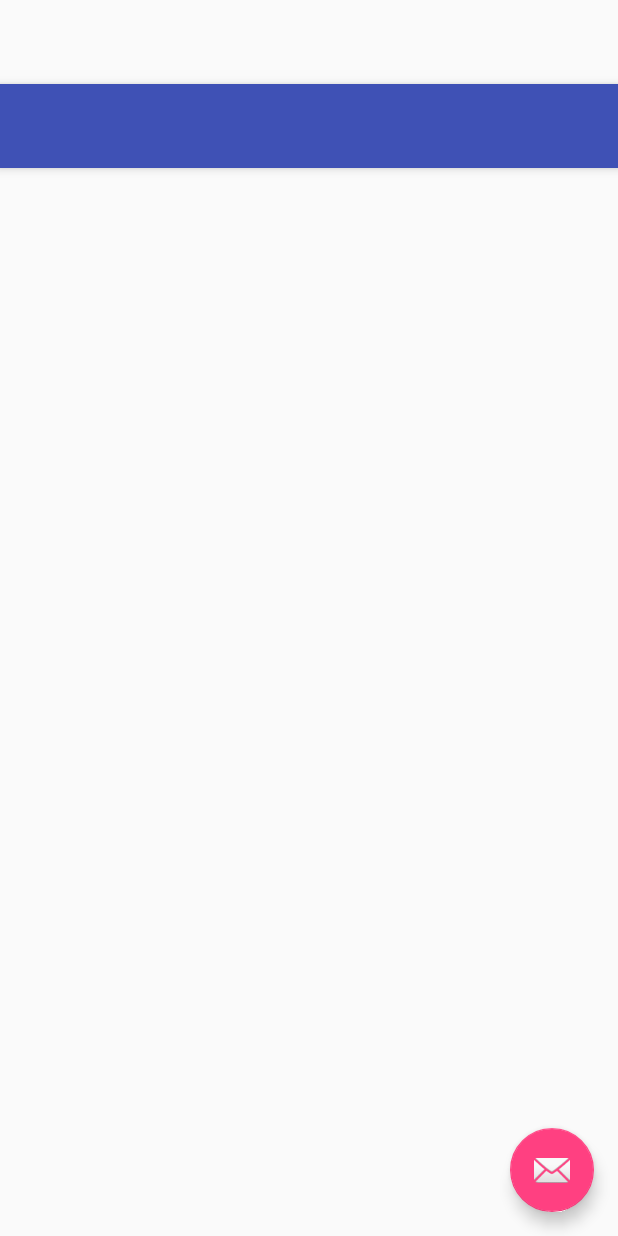
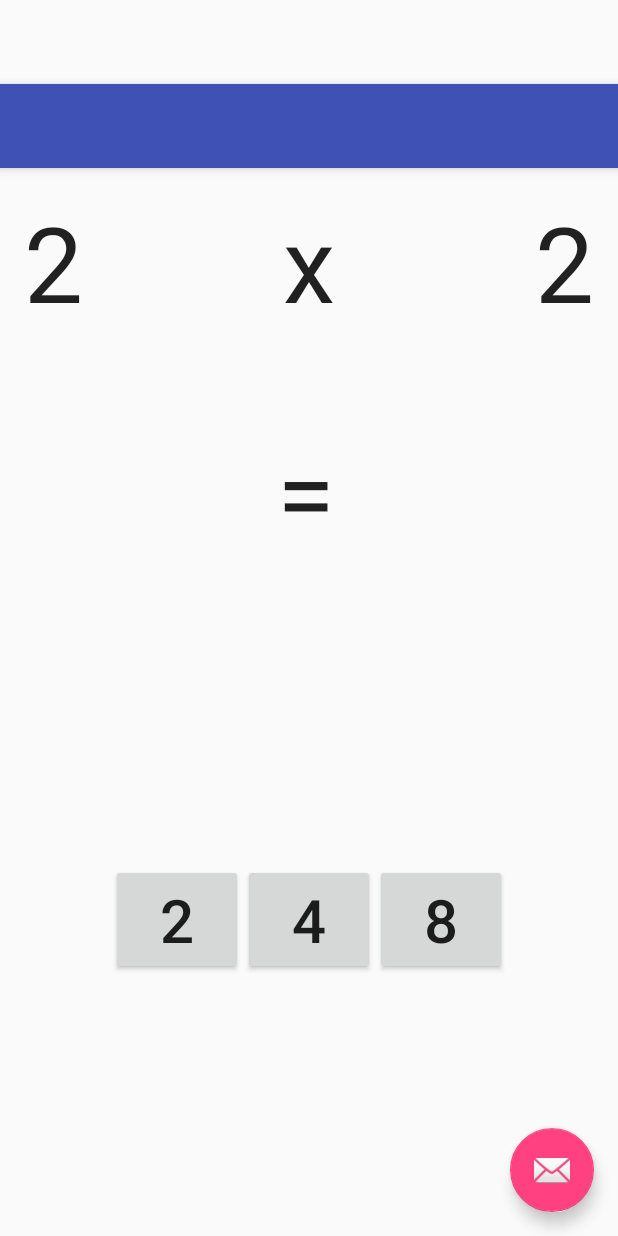
Before and after one commit to CalebKing3/MathGame, an Android app: the layout activity_game.xml on its own in the app's theme, with its tools: preview values and no code run, on a phone screen of 412 x 824 dp. Run offline under Robolectric (Android 15) with nearby library versions, the phone set to English and light mode, and no system bars.

Commit message:
Connected buttons to gameactivity

```diff
--- a/app/src/main/java/calebking/me/mathgamechapter2/GameActivity.java
+++ b/app/src/main/java/calebking/me/mathgamechapter2/GameActivity.java
@@ -6,13 +6,45 @@ import android.support.design.widget.Snackbar;
 import android.support.v7.app.AppCompatActivity;
 import android.support.v7.widget.Toolbar;
 import android.view.View;
+import android.widget.Button;
+import android.widget.TextView;
 
 public class GameActivity extends AppCompatActivity {
 
     @Override
     protected void onCreate(Bundle savedInstanceState) {
         super.onCreate(savedInstanceState);
-        setContentView(R.layout.activity_main);
+        setContentView(R.layout.activity_game);
+
+        int partA = 9;
+        int partB = 9;
+        int correctAnswer = partA * partB;
+        int wrongAnswer1 = correctAnswer - 1;
+        int wrongAnswer2 = correctAnswer + 1;
+
+        TextView textObjectPartA = (TextView)findViewById(R.id.textPartA);
+        TextView textObjectPartB = (TextView)findViewById(R.id.textPartB);
+
+        Button buttonObjectChoice1 = (Button)findViewById(R.id.buttonChoice1);
+        Button buttonObjectChoice2 = (Button)findViewById(R.id.buttonChoice2);
+        Button buttonObjectChoice3 = (Button)findViewById(R.id.buttonChoice3);
+
+
+        textObjectPartA.setText("" + partA);
+        textObjectPartB.setText("" + partB);
+
+        //which button receives which answer, at this stage is arbitrary.
+
+        buttonObjectChoice1.setText("" + correctAnswer);
+        buttonObjectChoice2.setText("" + wrongAnswer1);
+        buttonObjectChoice3.setText("" + wrongAnswer2);
+
+
+
+
+
+
+
         Toolbar toolbar = (Toolbar) findViewById(R.id.toolbar);
         setSupportActionBar(toolbar);
 
--- a/app/src/main/res/layout/content_game.xml
+++ b/app/src/main/res/layout/content_game.xml
@@ -12,4 +12,77 @@
     tools:context="calebking.me.mathgamechapter2.GameActivity"
     tools:showIn="@layout/activity_game">
 
+    <TextView
+        android:layout_width="wrap_content"
+        android:layout_height="wrap_content"
+        android:textAppearance="?android:attr/textAppearanceLarge"
+        android:text="2"
+        android:id="@+id/textPartA"
+        android:layout_alignParentTop="true"
+        android:layout_alignParentLeft="true"
+        android:layout_alignParentStart="true"
+        android:textSize="70sp" />
+
+    <TextView
+        android:layout_width="wrap_content"
+        android:layout_height="wrap_content"
+        android:textAppearance="?android:attr/textAppearanceLarge"
+        android:text="x"
+        android:id="@+id/textOperator"
+        android:layout_alignBottom="@+id/textPartA"
+        android:layout_centerHorizontal="true"
+        android:textSize="70sp" />
+
+    <TextView
+        android:layout_width="wrap_content"
+        android:layout_height="wrap_content"
+        android:textAppearance="?android:attr/textAppearanceLarge"
+        android:text="2"
+        android:id="@+id/textPartB"
+        android:layout_alignTop="@+id/textOperator"
+        android:layout_alignParentRight="true"
+        android:layout_alignParentEnd="true"
+        android:textSize="70sp" />
+
+    <TextView
+        android:layout_width="wrap_content"
+        android:layout_height="wrap_content"
+        android:textAppearance="?android:attr/textAppearanceLarge"
+        android:text="="
+        android:id="@+id/textView2"
+        android:textSize="70sp"
+        android:layout_below="@+id/textOperator"
+        android:layout_alignRight="@+id/textOperator"
+        android:layout_alignEnd="@+id/textOperator"
+        android:layout_marginTop="59dp" />
+
+    <Button
+        android:layout_width="wrap_content"
+        android:layout_height="wrap_content"
+        android:text="2"
+        android:id="@+id/buttonChoice1"
+        android:textSize="40sp"
+        android:layout_alignParentBottom="true"
+        android:layout_toLeftOf="@+id/buttonChoice2"
+        android:layout_toStartOf="@+id/buttonChoice2"
+        android:layout_marginBottom="158dp" />
+
+    <Button
+        android:layout_width="wrap_content"
+        android:layout_height="wrap_content"
+        android:text="4"
+        android:id="@+id/buttonChoice2"
+        android:layout_alignBottom="@+id/buttonChoice1"
+        android:layout_centerHorizontal="true"
+        android:textSize="40sp" />
+
+    <Button
+        android:layout_width="wrap_content"
+        android:layout_height="wrap_content"
+        android:text="8"
+        android:id="@+id/buttonChoice3"
+        android:layout_alignBottom="@+id/buttonChoice2"
+        android:layout_toRightOf="@+id/buttonChoice2"
+        android:layout_toEndOf="@+id/buttonChoice2"
+        android:textSize="40sp" />
 </RelativeLayout>
```
